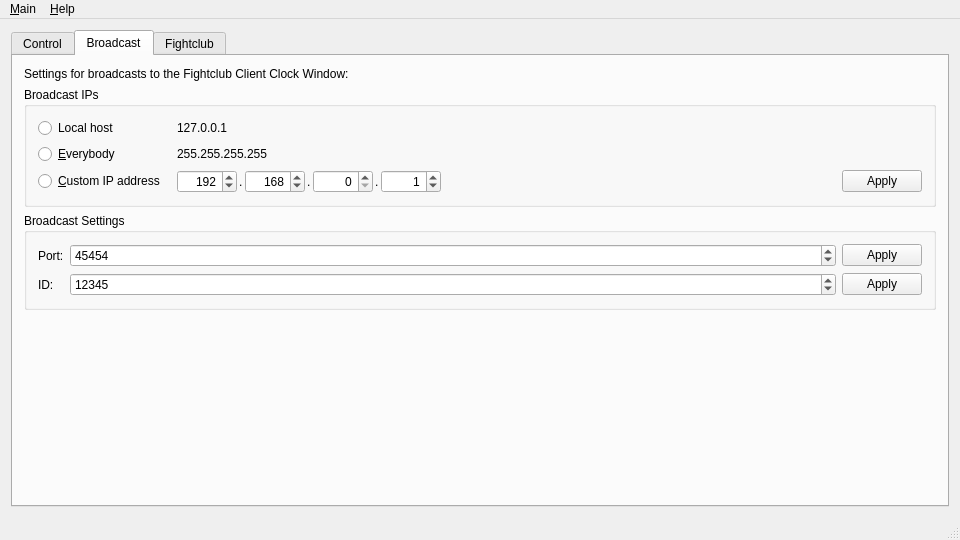
SFr682k/fightclub, file client/fightclubclient.ui: the form before one commit.
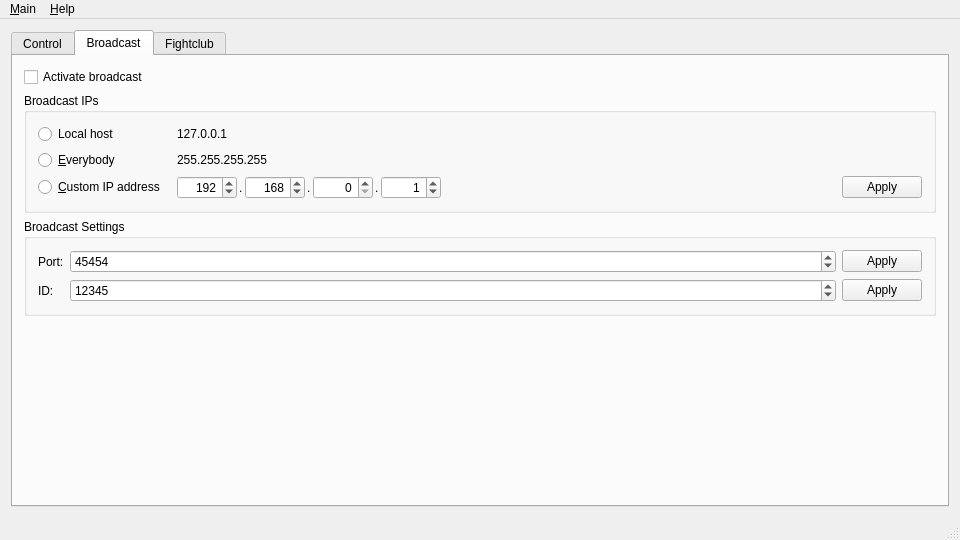
The form after the commit. The open tabs and pages were chosen to show the change. Icons and pictures are not drawn.

Commit message: Disable broadcast by default

```diff
--- a/client/fightclubclient.ui
+++ b/client/fightclubclient.ui
@@ -976,9 +976,9 @@
        </attribute>
        <layout class="QVBoxLayout" name="verticalLayout_12">
         <item>
-         <widget class="QLabel" name="bcastdescr">
+         <widget class="QCheckBox" name="bcastActivated">
           <property name="text">
-           <string>Settings for broadcasts to the Fightclub Client Clock Window:</string>
+           <string>Activate broadcast</string>
           </property>
          </widget>
         </item>
```
The commit also changes 3 other files.
